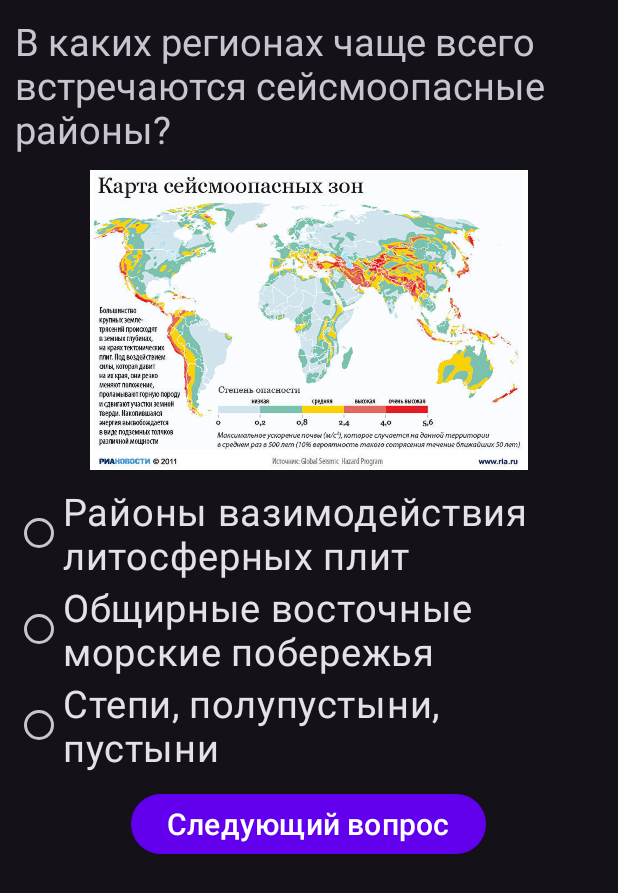
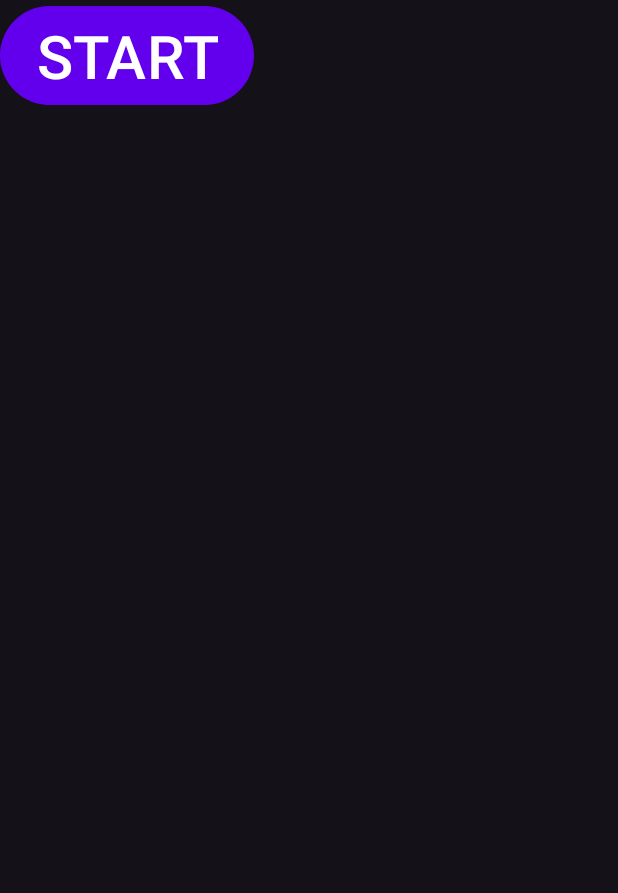
Before and after one commit to NceSova/GeographyQuiz, an Android app built with Jetpack Compose: the screen it shows after launch (MainActivity before the commit, StartActivity after it), on a phone screen of 412 x 824 dp. Shown: the top 893 px of the screen. Run offline under Robolectric (Android 15) with nearby library versions, the phone set to English and light mode, and no system bars; network calls fail.

Commit message:
Ui changes

```diff
--- a/app/src/main/java/com/example/geographyquiz/MainActivity.kt
+++ b/app/src/main/java/com/example/geographyquiz/MainActivity.kt
@@ -2,48 +2,26 @@ package com.example.geographyquiz
 
 import android.content.Intent
 import android.os.Bundle
+import android.util.Log
 import android.widget.Button
 import android.widget.ImageView
 import android.widget.RadioButton
 import android.widget.RadioGroup
 import android.widget.TextView
+import android.widget.Toast
 import androidx.appcompat.app.AppCompatActivity
+import com.google.gson.Gson
+import com.google.gson.reflect.TypeToken
+import okhttp3.OkHttpClient
+import okhttp3.Request
+import java.io.IOException
+
 
 class MainActivity : AppCompatActivity() {
 
     private var currentQuestionIndex = 0
     private val userAnswers = IntArray(5)
-    private val questionsArray = arrayOf(
-        Question(
-        "В каких регионах чаще всего встречаются сейсмоопасные районы?",
-            R.drawable.earthquakes,
-        "Районы вазимодействия литосферных плит", "Общирные восточные морские побережья", "Степи, полупустыни, пустыни",
-        0),
-        Question(
-            "Какой из перечисленных островов находится в экваториальном климатическом поясе?",
-            R.drawable.islands,
-            "Мадагаскар", "Калимантан", "Куба",
-            1
-        ),
-        Question(
-            "Какую карту открыть, чтобы увидеть центры машиностроения в России?",
-            R.drawable.maps,
-            "Политическую карту", "Карту 'Машиностроение в России'", "Экономическую карту Росcии",
-            2
-        ),
-        Question(
-            "Какое из перечисленных озёр относится к числу глубочайших?",
-            R.drawable.lake,
-            "Танганьика", "Чад", "Ладожское",
-            0
-        ),
-        Question(
-            "Самая глубокая впадина на суше находится на материке",
-            R.drawable.soil,
-            "Австралия", "Евразия", "Северная Америка",
-            1
-        )
-    )
+
 
     private val correctAnswers = intArrayOf(0, 1, 2, 0, 1)
 
@@ -53,10 +31,14 @@ class MainActivity : AppCompatActivity() {
     private lateinit var answer1: RadioButton
     private lateinit var answer2: RadioButton
     private lateinit var answer3: RadioButton
+    var text = "nothing"
+    var questions = mutableListOf<Question>()
 
     override fun onCreate(savedInstanceState: Bundle?) {
         super.onCreate(savedInstanceState)
         setContentView(R.layout.activity_main)
+
+        text = intent.getStringExtra("json").toString()
 
         questionText = findViewById(R.id.question_text)
         imageView = findViewById(R.id.imageView)
@@ -65,12 +47,21 @@ class MainActivity : AppCompatActivity() {
         answer2 = findViewById(R.id.answer_2)
         answer3 = findViewById(R.id.answer_3)
 
+            val gson = Gson()
+            val listType = object : TypeToken<List<Question>>() {}.type
+            val listofquest = gson.fromJson<List<Question>>(text, listType)
+            Log.e("DONE", "Done")
+            questions = listofquest.toMutableList()
+            Log.e("Done", questions[1].text)
+
+
         val nextButton = findViewById<Button>(R.id.next_button)
         nextButton.setOnClickListener {
-            val selectedAnswerIndex = answersGroup.indexOfChild(findViewById(answersGroup.checkedRadioButtonId))
+            val selectedAnswerIndex =
+                answersGroup.indexOfChild(findViewById(answersGroup.checkedRadioButtonId))
             userAnswers[currentQuestionIndex] = selectedAnswerIndex
             currentQuestionIndex++
-            if (currentQuestionIndex < questionsArray.size) {
+            if (currentQuestionIndex < questions.size) {
                 updateQuestion()
             } else {
                 showResults()
@@ -81,11 +72,11 @@ class MainActivity : AppCompatActivity() {
     }
 
     private fun updateQuestion() {
-        questionText.text = questionsArray[currentQuestionIndex].text
-        imageView.setImageResource(questionsArray[currentQuestionIndex].resource)
-        answer1.text = questionsArray[currentQuestionIndex].answer1
-        answer2.text = questionsArray[currentQuestionIndex].answer2
-        answer3.text = questionsArray[currentQuestionIndex].answer3
+        questionText.text = questions[currentQuestionIndex].text
+//        imageView.setImageResource(questionsArray[currentQuestionIndex].resource)
+        answer1.text = questions[currentQuestionIndex].answer1
+        answer2.text = questions[currentQuestionIndex].answer2
+        answer3.text = questions[currentQuestionIndex].answer3
         answersGroup.clearCheck()
     }
 
--- /dev/null
+++ b/app/src/main/java/com/example/geographyquiz/StartActivity.kt
@@ -0,0 +1,45 @@
+package com.example.geographyquiz
+
+import android.content.Intent
+import androidx.appcompat.app.AppCompatActivity
+import android.os.Bundle
+import android.util.Log
+import android.view.View
+import android.widget.Button
+import com.google.gson.Gson
+import com.google.gson.reflect.TypeToken
+import okhttp3.OkHttpClient
+import okhttp3.Request
+import java.io.IOException
+
+class StartActivity : AppCompatActivity() {
+
+    lateinit var button: Button
+    var questions = mutableListOf<Question>()
+    var text = "nothing"
+
+    override fun onCreate(savedInstanceState: Bundle?) {
+        super.onCreate(savedInstanceState)
+        setContentView(R.layout.activity_start)
+        button = findViewById(R.id.Start)
+        val thread = Thread {
+            val client = OkHttpClient()
+
+            val request: Request = Request.Builder()
+                .url("https://raw.githubusercontent.com/NceSova/Questions/main/questions")
+                .build()
+
+            client.newCall(request).execute().use { response ->
+                if (!response.isSuccessful) throw IOException("Unexpected code $response")
+                text = response.body!!.string()
+                Log.e("Done", "done")
+            }
+        }
+        thread.start()
+        button.setOnClickListener{
+            val intent = Intent(this, MainActivity::class.java)
+            intent.putExtra("json", text)
+            startActivity(intent)
+        }
+    }
+}
--- /dev/null
+++ b/app/src/main/res/layout/activity_start.xml
@@ -0,0 +1,17 @@
+<?xml version="1.0" encoding="utf-8"?>
+<LinearLayout
+    xmlns:android="http://schemas.android.com/apk/res/android"
+    xmlns:tools="http://schemas.android.com/tools"
+    xmlns:app="http://schemas.android.com/apk/res-auto"
+    android:layout_width="match_parent"
+    android:layout_height="match_parent"
+    tools:context=".StartActivity">
+
+    <Button
+        android:id="@+id/Start"
+        android:layout_width="wrap_content"
+        android:layout_height="wrap_content"
+        android:text="START"
+        android:textSize="40dp"/>
+
+  </LinearLayout>
--- a/app/src/main/res/values/strings.xml
+++ b/app/src/main/res/values/strings.xml
@@ -1,3 +1,4 @@
 <resources>
     <string name="app_name">GeographyQuiz</string>
+    <string name="title_activity_main2">MainActivity2</string>
 </resources>
--- a/build.gradle
+++ b/build.gradle
@@ -2,5 +2,5 @@
 plugins {
     id 'com.android.application' version '8.0.1' apply false
     id 'com.android.library' version '8.0.1' apply false
-    id 'org.jetbrains.kotlin.android' version '1.8.0' apply false
+    id 'org.jetbrains.kotlin.android' version '1.8.21' apply false
 }
```
Also changed, not shown: app/build.gradle (+32 -2 lines), app/src/main/AndroidManifest.xml (+13 -7 lines), app/src/main/java/com/example/geographyquiz/Question.kt (+8 -3 lines), app/src/main/java/com/example/geographyquiz/ui/theme/Color.kt (added, +11 -0 lines), app/src/main/java/com/example/geographyquiz/ui/theme/Theme.kt (added, +70 -0 lines), app/src/main/java/com/example/geographyquiz/ui/theme/Type.kt (added, +34 -0 lines).
